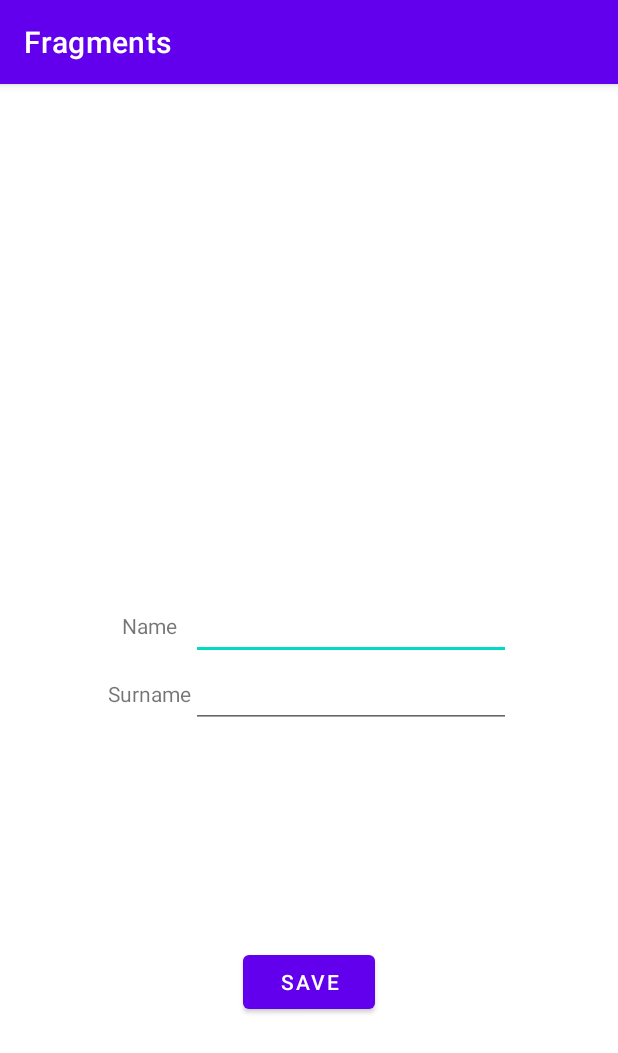
After one commit to Boguslawa-Tlolka/Android_uni_lab, an Android app: the fragment PersonTabFragment shown on its own in the app's theme, on a phone screen of 412 x 824 dp. The commit adds this screen. Shown: the top 1053 px of the screen. Run offline under Robolectric (Android 15) with nearby library versions, the phone set to English and light mode, and no system bars.

Commit message:
Add tabs

```diff
--- a/android_lab/ex_03_fragments_tabs_nav/app/build.gradle
+++ b/android_lab/ex_03_fragments_tabs_nav/app/build.gradle
@@ -38,8 +38,11 @@ dependencies {
     implementation 'androidx.core:core-ktx:1.7.0'
     implementation 'androidx.appcompat:appcompat:1.4.1'
     implementation 'com.google.android.material:material:1.5.0'
+    implementation 'com.google.android.material:material:1.1.0-beta01'
     implementation 'androidx.constraintlayout:constraintlayout:2.1.3'
     implementation 'androidx.legacy:legacy-support-v4:1.0.0'
+    implementation 'androidx.gridlayout:gridlayout:1.0.0'
+    implementation 'androidx.preference:preference-ktx:1.1.1'
     testImplementation 'junit:junit:4.+'
     androidTestImplementation 'androidx.test.ext:junit:1.1.3'
     androidTestImplementation 'androidx.test.espresso:espresso-core:3.4.0'
--- /dev/null
+++ b/android_lab/ex_03_fragments_tabs_nav/app/src/main/java/com/lab/android/fragments/PersonTabFragment.kt
@@ -0,0 +1,65 @@
+package com.lab.android.fragments
+
+import android.os.Bundle
+import androidx.fragment.app.Fragment
+import android.view.LayoutInflater
+import android.view.View
+import android.view.ViewGroup
+import android.widget.Button
+import android.widget.EditText
+import androidx.core.content.edit
+
+private const val ARG_PARAM1 = "param1"
+private const val ARG_PARAM2 = "param2"
+
+class PersonTabFragment : Fragment() {
+
+    private var param1: String? = null
+    private var param2: String? = null
+
+    override fun onCreate(savedInstanceState: Bundle?) {
+        super.onCreate(savedInstanceState)
+        arguments?.let {
+            param1 = it.getString(ARG_PARAM1)
+            param2 = it.getString(ARG_PARAM2)
+        }
+    }
+
+    override fun onCreateView(
+            inflater: LayoutInflater, container: ViewGroup?,
+            savedInstanceState: Bundle?,
+    ): View? {
+        return inflater.inflate(R.layout.fragment_person_tab, container, false)
+    }
+
+    override fun onViewCreated(view: View, savedInstanceState: Bundle?) {
+        super.onViewCreated(view, savedInstanceState)
+
+        val preferences = androidx.preference.PreferenceManager.getDefaultSharedPreferences(requireContext())
+
+        val nameEditText = view.findViewById<EditText>(R.id.nameEditText)
+        val surnameEditText = view.findViewById<EditText>(R.id.surnameEditText)
+
+        nameEditText.setText(preferences.getString("user_name", ""))
+        surnameEditText.setText(preferences.getString("user_surname", ""))
+
+        val buttonSave = view.findViewById<Button>(R.id.saveButton)
+        buttonSave.setOnClickListener {
+            preferences.edit {
+                putString("user_name", nameEditText.text.toString())
+                putString("user_surname", surnameEditText.text.toString())
+            }
+        }
+    }
+
+    companion object {
+        @JvmStatic
+        fun newInstance(param1: String, param2: String) =
+                PersonTabFragment().apply {
+                    arguments = Bundle().apply {
+                        putString(ARG_PARAM1, param1)
+                        putString(ARG_PARAM2, param2)
+                    }
+                }
+    }
+}
--- /dev/null
+++ b/android_lab/ex_03_fragments_tabs_nav/app/src/main/res/layout/fragment_person_tab.xml
@@ -0,0 +1,67 @@
+<?xml version="1.0" encoding="utf-8"?>
+<androidx.constraintlayout.widget.ConstraintLayout
+    xmlns:app="http://schemas.android.com/apk/res-auto"
+    xmlns:tools="http://schemas.android.com/tools"
+    xmlns:android="http://schemas.android.com/apk/res/android"
+    android:layout_width="match_parent"
+    android:layout_height="match_parent"
+    tools:context=".PersonTabFragment">
+
+    <androidx.gridlayout.widget.GridLayout
+        android:id="@+id/grid"
+        android:layout_width="wrap_content"
+        android:layout_height="wrap_content"
+        app:layout_constraintBottom_toBottomOf="parent"
+        app:layout_constraintEnd_toEndOf="parent"
+        app:layout_constraintStart_toStartOf="parent"
+        app:layout_constraintTop_toTopOf="parent" >
+
+        <TextView
+            android:id="@+id/nameTextView"
+            android:layout_width="wrap_content"
+            android:layout_height="wrap_content"
+            android:text="@string/name"
+            app:layout_column="0"
+            app:layout_row="0"
+            app:layout_gravity="center"/>
+
+        <TextView
+            android:id="@+id/surnameTextView"
+            android:layout_width="wrap_content"
+            android:layout_height="wrap_content"
+            android:text="@string/surname"
+            app:layout_column="0"
+            app:layout_row="1"
+            app:layout_gravity="center"/>
+
+        <EditText
+            android:id="@+id/nameEditText"
+            android:layout_width="wrap_content"
+            android:layout_height="wrap_content"
+            android:ems="10"
+            android:inputType="text"
+            app:layout_column="1"
+            app:layout_row="0" />
+
+        <EditText
+            android:id="@+id/surnameEditText"
+            android:layout_width="wrap_content"
+            android:layout_height="wrap_content"
+            android:ems="10"
+            android:inputType="text"
+            app:layout_column="1"
+            app:layout_row="1" />
+
+    </androidx.gridlayout.widget.GridLayout>
+
+    <Button
+        android:id="@+id/saveButton"
+        android:layout_width="wrap_content"
+        android:layout_height="wrap_content"
+        android:text="@string/save"
+        app:layout_constraintBottom_toBottomOf="parent"
+        app:layout_constraintEnd_toEndOf="parent"
+        app:layout_constraintTop_toBottomOf="@id/grid"
+        app:layout_constraintStart_toStartOf="parent" />
+
+</androidx.constraintlayout.widget.ConstraintLayout>
--- a/android_lab/ex_03_fragments_tabs_nav/app/src/main/res/values/strings.xml
+++ b/android_lab/ex_03_fragments_tabs_nav/app/src/main/res/values/strings.xml
@@ -6,4 +6,17 @@
     <string name="images">Images</string>
     <string name="invitation">Hello! Welcome in my app</string>
     <string name="author_name">Author: Bogusława Tlołka</string>
+    <string-array name="tabs_titles">
+        <item>User</item>
+        <item>Colors</item>
+        <item>Like</item>
+    </string-array>
+    <!-- TODO: Remove or change this placeholder text -->
+    <string name="hello_blank_fragment">Hello blank fragment</string>
+    <string name="name">Name</string>
+    <string name="surname">Surname</string>
+    <string name="save">Save</string>
+    <string name="color">Color</string>
+    <string name="like_question">Do you like this app?</string>
+    <string name="yes">Yes!</string>
 </resources>
```
Also changed, not shown: android_lab/ex_03_fragments_tabs_nav/app/src/main/java/com/lab/android/fragments/ColorTabFragment.kt (added, +85 -0 lines), android_lab/ex_03_fragments_tabs_nav/app/src/main/java/com/lab/android/fragments/LikeTabFragment.kt (added, +61 -0 lines), android_lab/ex_03_fragments_tabs_nav/app/src/main/java/com/lab/android/fragments/SettingsFragment.kt (added, +70 -0 lines), android_lab/ex_03_fragments_tabs_nav/app/src/main/java/com/lab/android/fragments/ViewPagerAdapter.kt (added, +19 -0 lines), android_lab/ex_03_fragments_tabs_nav/app/src/main/res/drawable/ic_colors.xml (added, +10 -0 lines), android_lab/ex_03_fragments_tabs_nav/app/src/main/res/drawable/ic_like_dislike.xml (added, +10 -0 lines), android_lab/ex_03_fragments_tabs_nav/app/src/main/res/drawable/ic_person.xml (added, +10 -0 lines), android_lab/ex_03_fragments_tabs_nav/app/src/main/res/layout/fragment_color_tab.xml (added, +56 -0 lines), android_lab/ex_03_fragments_tabs_nav/app/src/main/res/layout/fragment_like_tab.xml (added, +45 -0 lines), android_lab/ex_03_fragments_tabs_nav/app/src/main/res/layout/fragment_settings.xml (added, +26 -0 lines).
